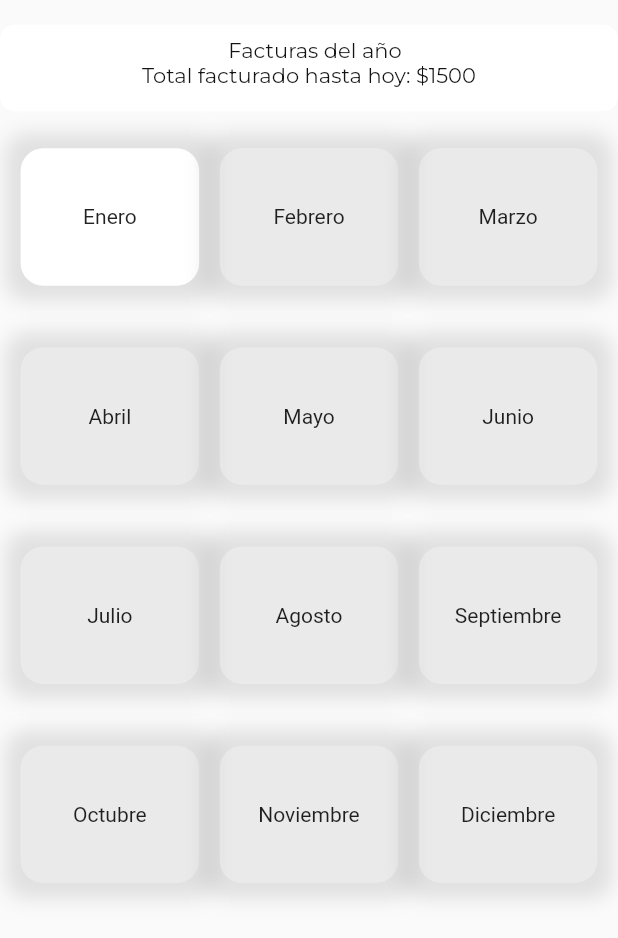
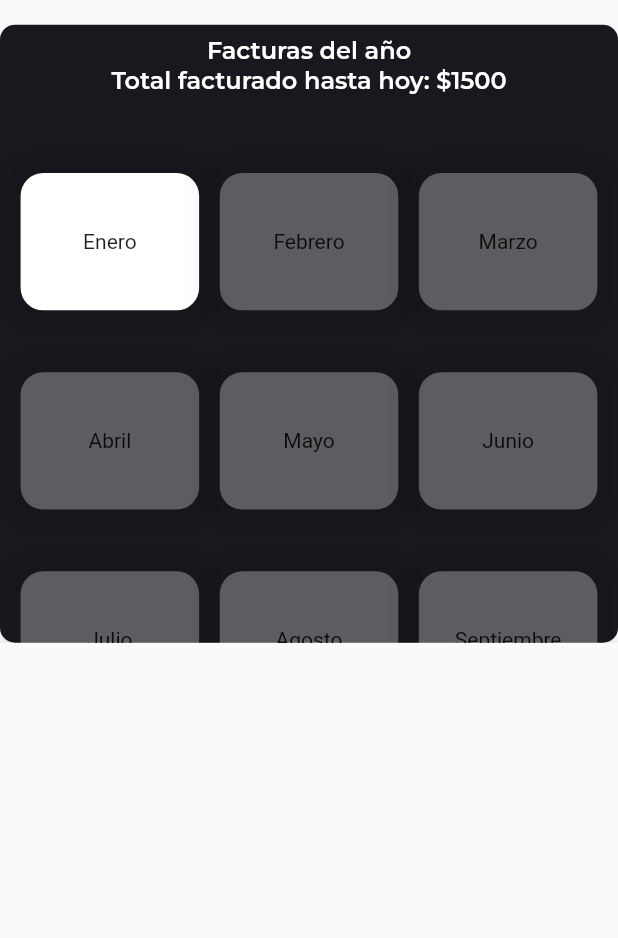
Before and after one commit to Dev-JGarcia/desing_wallet, a Flutter app: the WidgetBodyGastos widget shown alone on an empty page, opened directly, on a phone screen of 412 x 824 dp. Shown: the top 938 px of the screen. Run offline on Flutter 3.47's test engine with Material 2 defaults, Android fonts, the phone set to English and light mode, and no system bars; our stand-ins replace file_picker, flutter_staggered_animations, fluttertoast, google_fonts, percent_indicator, shared_preferences; missing offline and left inert: circular_chart_flutter; accounts and stored records are empty.

Commit message:
0.1 - Charly - Mi primer cambio ya se corrijio error,

```diff
--- a/lib/screens/screenGastos/gastos.dart
+++ b/lib/screens/screenGastos/gastos.dart
@@ -15,37 +15,38 @@ class _WidgetBodyGastosState extends State<WidgetBodyGastos> {
   @override
   Widget build(BuildContext context) {
     final size = MediaQuery.of(context).size;
-    return Stack(
-      children: [
-        GridView2(),
-        Container(
-          margin: EdgeInsets.only(
-              top: size.height * 0.02, bottom: size.height * 0.02),
-          height: size.height * 0.07,
-          width:double.infinity,
+    return Container(
+      margin:
+          EdgeInsets.only(top: size.height * 0.02, bottom: size.height * 0.02),
+      height: size.height * 0.5,
       decoration: const BoxDecoration(
-            color: Colors.white,
+        color: Color(0xff17191F),
         borderRadius: BorderRadius.all(
           Radius.circular(10),
         ),
       ),
+      child: Stack(
+        children: [
+          Container(
+            padding: const EdgeInsets.all(8),
+            width: double.infinity,
             child: Column(
+              crossAxisAlignment: CrossAxisAlignment.center,
               children: [
-              Padding(
-                padding: const EdgeInsets.only(top: 8, left: 8),
-                child: Text(
+                Text(
                   "Facturas del año",
-                  style: ETypes().styleChangeName,
-                ),
+                  style: ETypes().styleSueldo,
                 ),
                 Text(
                   "Total facturado hasta hoy: \$1500",
-                style: ETypes().styleChangeName,
+                  style: ETypes().styleSueldo,
                 ),
               ],
             ),
           ),
+          GridView2(),
         ],
+      ),
     );
   }
 }
```
Also changed, not shown: lib/screens/screenPrincipal/home.dart (line endings or trailing spaces). Lines whose indentation alone changed are shown as unchanged.
